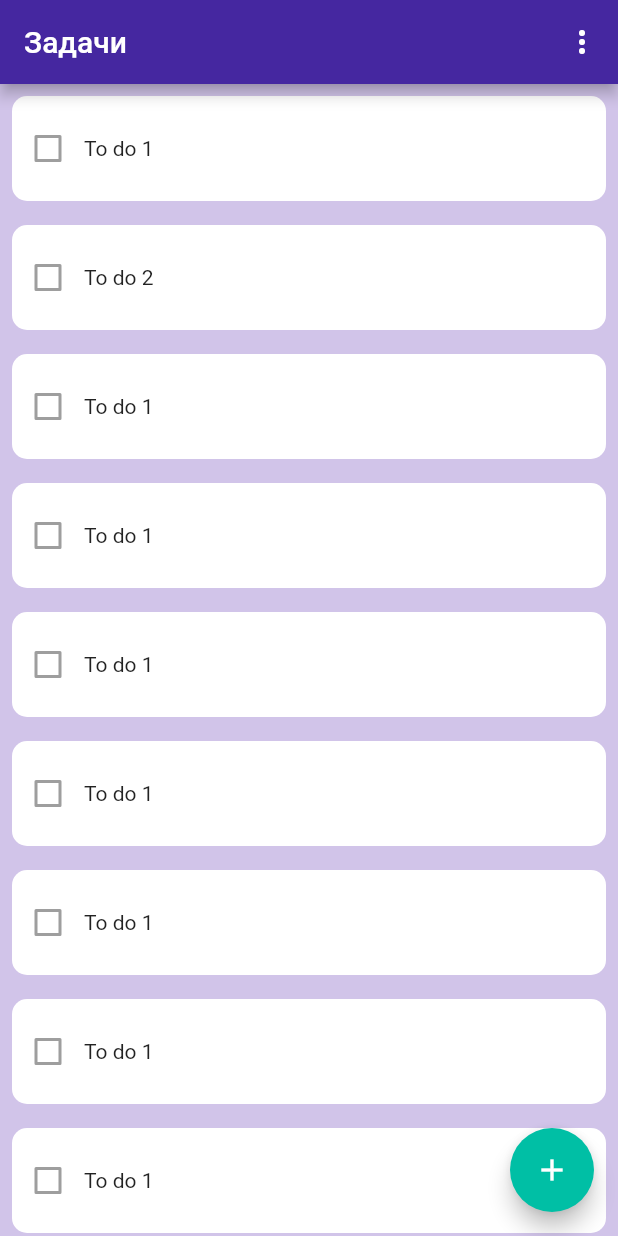
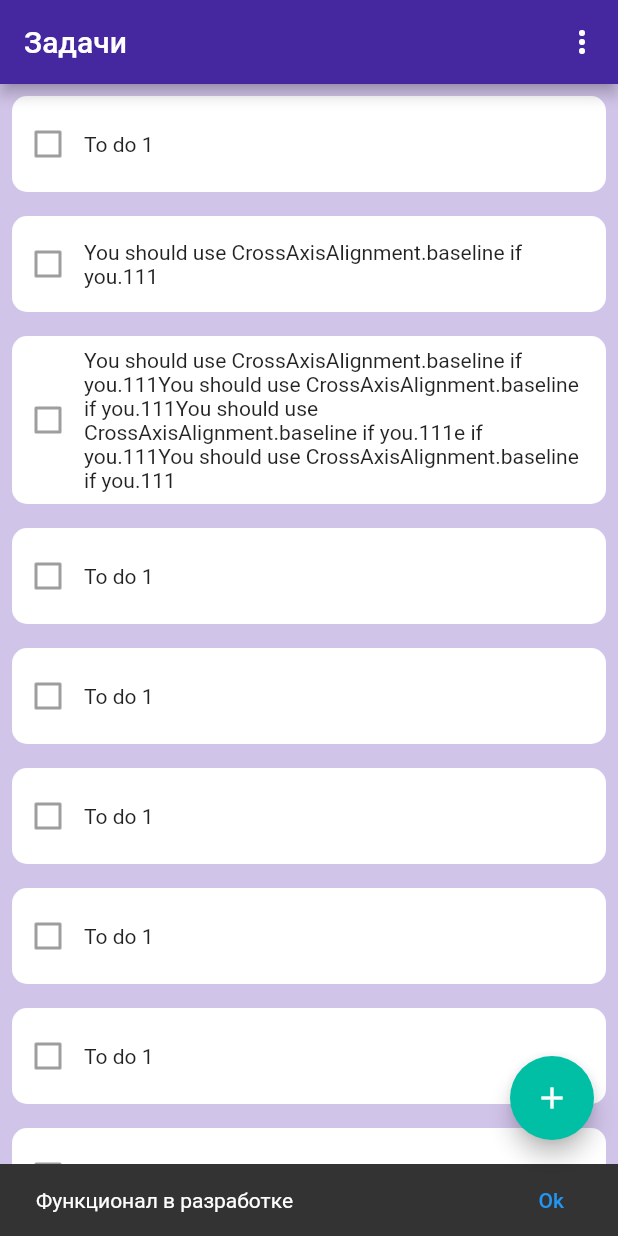
Before and after one commit to ViktorJasch/FlutterToDoApp, a Flutter app: the screen it shows after launch, after a tap on the "add" icon, on a phone screen of 412 x 824 dp. Run offline on Flutter 3.47's test engine with Material 2 defaults, Android fonts, the phone set to English and light mode, and no system bars.

Commit message:
Fix text behavior

```diff
--- a/lib/main.dart
+++ b/lib/main.dart
@@ -29,7 +29,18 @@ class MyHomePage extends StatefulWidget {
 }
 
 class _MyHomePageState extends State<MyHomePage> {
-  List<String> tasks = <String>['To do 1', 'To do 2', 'To do 1', 'To do 1', 'To do 1', 'To do 1', 'To do 1', 'To do 1', 'To do 1', 'To do 1'];
+  List<String> tasks = <String>[
+    'To do 1',
+    'You should use CrossAxisAlignment.baseline if you.111',
+    'You should use CrossAxisAlignment.baseline if you.111You should use CrossAxisAlignment.baseline if you.111You should use CrossAxisAlignment.baseline if you.111e if you.111You should use CrossAxisAlignment.baseline if you.111',
+    'To do 1',
+    'To do 1',
+    'To do 1',
+    'To do 1',
+    'To do 1',
+    'To do 1',
+    'To do 1'
+  ];
 
   bool checkBoxValue = false;
 
@@ -60,31 +71,49 @@ class _MyHomePageState extends State<MyHomePage> {
           )
         ],
       ),
-      floatingActionButton: FloatingActionButton(
-        onPressed: () {},
+      floatingActionButton: Builder( builder: (context) =>FloatingActionButton(
+        onPressed: () {
+          final snackBar = SnackBar(
+            content: Text('Функционал в разработке'),
+            action: SnackBarAction(
+              label: 'Ok',
+              onPressed: () {
+
+              },
+            ),
+          );
+          Scaffold.of(context).showSnackBar(snackBar);
+        },
         child: Icon(Icons.add),
         backgroundColor: Colors.tealAccent[700],
-
+      ),
       ),
       body: ListView.builder(
         itemCount: tasks.length,
         itemBuilder: (BuildContext context, int index) {
           return Container(
             margin: const EdgeInsets.all(8),
+            padding: EdgeInsets.only(right: 8, top: 8, bottom: 8),
             decoration: BoxDecoration(
               borderRadius: BorderRadius.circular(10),
               color: Colors.white,
             ),
-            height: 70,
             child: Row(
+              mainAxisSize: MainAxisSize.max,
               mainAxisAlignment: MainAxisAlignment.start,
               children: <Widget>[
                 Checkbox(
                   value: checkBoxValue,
                 ),
-                Expanded(
-                   child: Text('${tasks[index]}')
-                ),
+                  Expanded(
+                    child: Text(
+                        '${tasks[index]}',
+                      textDirection: TextDirection.ltr,
+                      overflow: TextOverflow.ellipsis,
+                      maxLines: 6,
+                    ),
+                  )
+
               ],
             ),
           );
```
